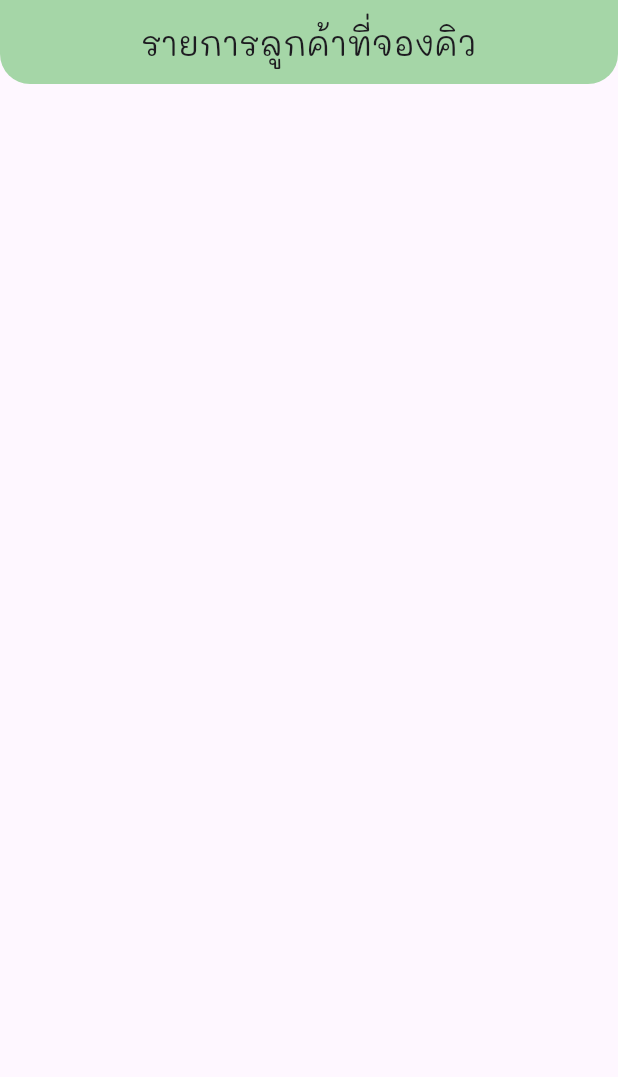
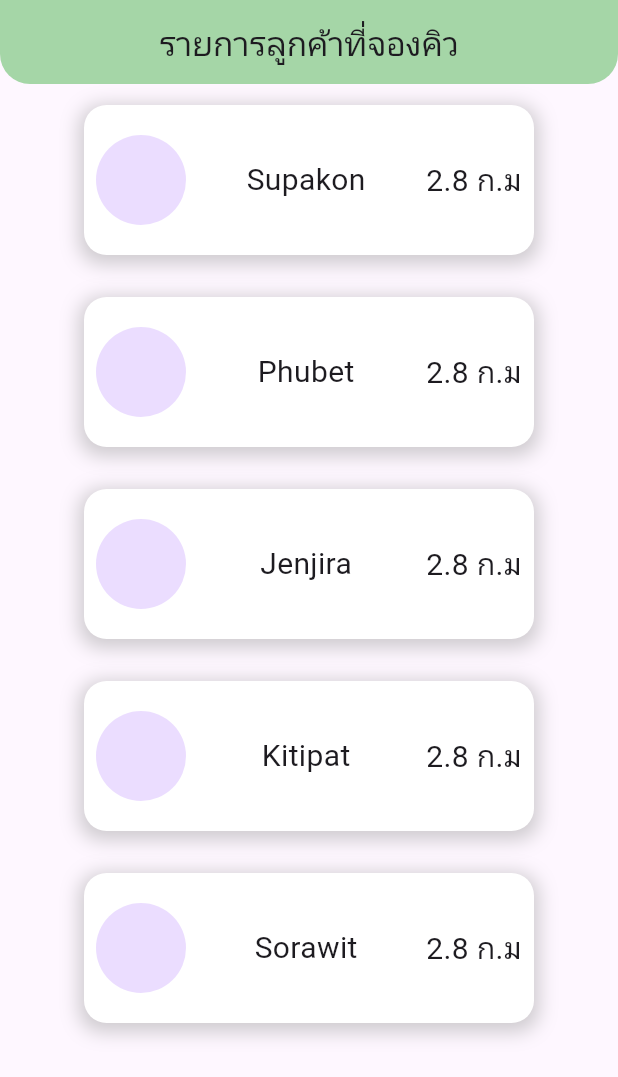
Before and after one commit to supakorn5/Tractor4u_frontend, a Flutter app: the Customer_reserve screen opened directly, on a phone screen of 412 x 824 dp. Shown: the top 1077 px of the screen. Run offline on Flutter 3.47's test engine with Material 3 defaults, Android fonts, the phone set to English and light mode, and no system bars; our stand-ins replace font_awesome_flutter.

Commit message:
customer reserve
ทำหน้าดูลูกค้าที่จองคิว

```diff
--- a/tracktor4u/lib/Page/Owner/Customer_reserve.dart
+++ b/tracktor4u/lib/Page/Owner/Customer_reserve.dart
@@ -1,4 +1,5 @@
 import 'package:flutter/material.dart';
+import 'package:myproject/Widget/Card_customer_reservr.dart';
 
 class Customer_reserve extends StatefulWidget {
   const Customer_reserve({super.key});
@@ -8,6 +9,14 @@ class Customer_reserve extends StatefulWidget {
 }
 
 class _Customer_reserveState extends State<Customer_reserve> {
+  final List test = ["Supakon", "Phubet", "Jenjira", "Kitipat", "Sorawit"];
+
+  @override
+  void setState(VoidCallback fn) {
+    // TODO: implement setState
+    super.setState(fn);
+  }
+
   @override
   Widget build(BuildContext context) {
     return Scaffold(
@@ -27,6 +36,19 @@ class _Customer_reserveState extends State<Customer_reserve> {
           ),
         ),
       ),
+      body: Center(
+        child: Column(
+          children: [
+            Expanded(
+                child: ListView.builder(
+              itemCount: test.length,
+              itemBuilder: (context, index) {
+                return CardCustomerReserve(name: test[index]);
+              },
+            ))
+          ],
+        ),
+      ),
     );
   }
 }
--- a/tracktor4u/lib/Page/Wellcom/Register_Page.dart
+++ b/tracktor4u/lib/Page/Wellcom/Register_Page.dart
@@ -1,7 +1,6 @@
 import 'dart:ui';
 import 'package:flutter/material.dart';
 import 'package:myproject/Page/Wellcom/Login_Page.dart';
-import 'package:myproject/Page/Wellcom/Register_Page.dart';
 import 'package:font_awesome_flutter/font_awesome_flutter.dart';
 
 class Register_Page extends StatefulWidget {
--- /dev/null
+++ b/tracktor4u/lib/Widget/Card_customer_reservr.dart
@@ -0,0 +1,64 @@
+import 'package:flutter/material.dart';
+
+class CardCustomerReserve extends StatefulWidget {
+  late String name;
+  CardCustomerReserve({Key? key, required this.name}) : super(key: key);
+  @override
+  State<CardCustomerReserve> createState() => _CardCustomerReserveState();
+}
+
+class _CardCustomerReserveState extends State<CardCustomerReserve> {
+  late String name;
+
+  @override
+  void initState() {
+    super.initState();
+    name = widget.name;
+  }
+
+  @override
+  Widget build(BuildContext context) {
+    return Center(
+      child: Padding(
+        padding: const EdgeInsets.all(14.0),
+        child: GestureDetector(
+          onTap: () {},
+          child: Container(
+            width: 300,
+            height: 100,
+            decoration: BoxDecoration(
+                color: Colors.white,
+                borderRadius: BorderRadius.circular(15),
+                boxShadow: [
+                  BoxShadow(
+                    color: Colors.grey.withOpacity(0.5),
+                    spreadRadius: 3,
+                    blurRadius: 10,
+                    offset: const Offset(0, 3),
+                  )
+                ]),
+            child: Padding(
+              padding: const EdgeInsets.all(8.0),
+              child: Row(
+                mainAxisAlignment: MainAxisAlignment.spaceBetween,
+                children: [
+                  const CircleAvatar(
+                    radius: 30,
+                  ),
+                  Text(
+                    "$name",
+                    style: TextStyle(fontFamily: "Itim", fontSize: 20),
+                  ),
+                  Text(
+                    "2.8 ก.ม",
+                    style: TextStyle(fontFamily: "Itim", fontSize: 20),
+                  ),
+                ],
+              ),
+            ),
+          ),
+        ),
+      ),
+    );
+  }
+}
--- a/tracktor4u/pubspec.yaml
+++ b/tracktor4u/pubspec.yaml
@@ -78,13 +78,13 @@ flutter:
   fonts:
     - family: Mali
       fonts:
-        - asset: Fonts/Mali-Regular.ttf
+        - asset: Fonts//Mali-Regular.ttf
     - family: Kanit
       fonts:
-        - asset: Fonts/Kanit-Regular.ttf
+        - asset: Fonts//Kanit-Regular.ttf
     - family: Itim
       fonts:
-        - asset: Fonts/Itim-Regular.ttf
+        - asset: Fonts//Itim-Regular.ttf
   #       - asset: fonts/TrajanPro_Bold.ttf
   #         weight: 700
   #
```
